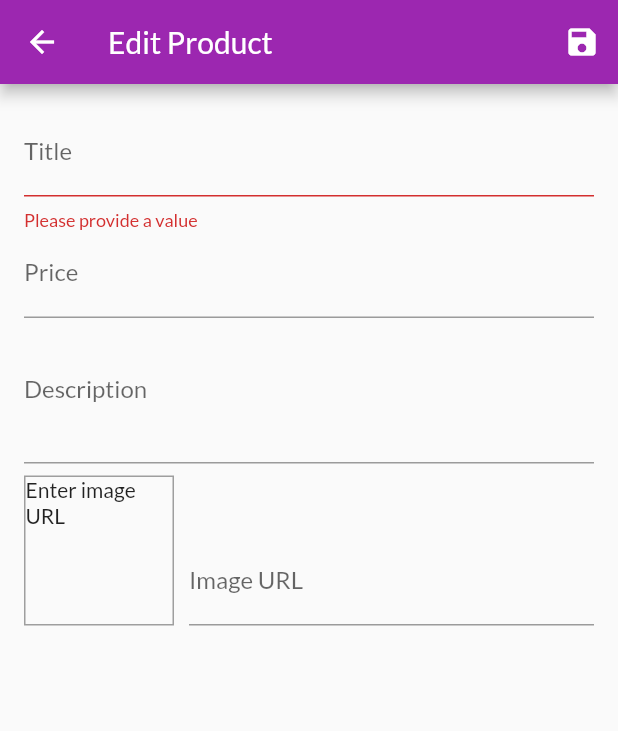
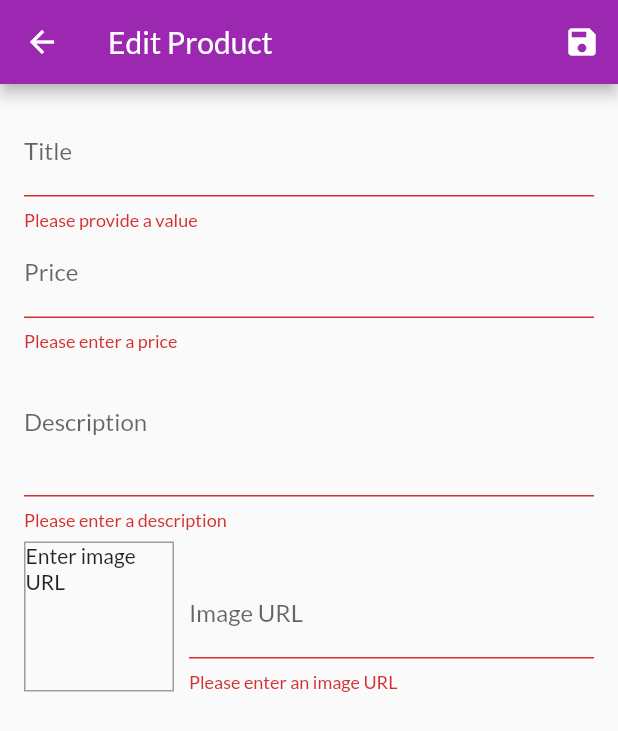
Before and after one commit to a-merezhanyi/dart-experiments, a Flutter app: the EditProductScreen screen opened by its route, after a tap on the "save" icon, on a phone screen of 412 x 824 dp. Shown: the top 731 px of the screen. Run offline on Flutter 3.47's test engine with Material 2 defaults, Android fonts, the phone set to English and light mode, and no system bars; network calls fail.

Commit message:
save a product

```diff
--- a/shop/lib/screens/edit_product_screen.dart
+++ b/shop/lib/screens/edit_product_screen.dart
@@ -1,6 +1,8 @@
 import 'package:flutter/material.dart';
+import 'package:provider/provider.dart';
 
 import '../providers/product.dart';
+import '../providers/products.dart';
 
 class EditProductScreen extends StatefulWidget {
   static const routeName = '/edit-product';
@@ -41,6 +43,11 @@ class _EditProductScreenState extends State<EditProductScreen> {
 
   void _updateImageUrl() {
     if (!_imageUrlFocusNode.hasFocus) {
+      if (!_imageUrlController.text.startsWith(RegExp(r'http|https')) ||
+          (!_imageUrlController.text.endsWith('.png') &&
+              !_imageUrlController.text.endsWith('.jpg'))) {
+        return;
+      }
       setState(() {});
     }
   }
@@ -51,7 +58,8 @@ class _EditProductScreenState extends State<EditProductScreen> {
       return;
     }
     _form.currentState.save();
-    print(_editedProduct.title);
+    Provider.of<Products>(context, listen: false).addProduct(_editedProduct);
+    Navigator.of(context).pop();
   }
 
   @override
@@ -101,6 +109,18 @@ class _EditProductScreenState extends State<EditProductScreen> {
                 focusNode: _priceFocusNode,
                 onFieldSubmitted: (_) =>
                     FocusScope.of(context).requestFocus(_descriptionFocusNode),
+                validator: (value) {
+                  if (value.isEmpty) {
+                    return 'Please enter a price';
+                  }
+                  if (double.tryParse(value) == null) {
+                    return 'Please enter a valid number';
+                  }
+                  if (double.parse(value) <= 0) {
+                    return 'Please enter a number greater than zero';
+                  }
+                  return null;
+                },
                 onSaved: (newValue) {
                   _editedProduct = Product(
                     id: null,
@@ -116,6 +136,15 @@ class _EditProductScreenState extends State<EditProductScreen> {
                 keyboardType: TextInputType.multiline,
                 maxLines: 3,
                 focusNode: _descriptionFocusNode,
+                validator: (value) {
+                  if (value.isEmpty) {
+                    return 'Please enter a description';
+                  }
+                  if (value.length < 10) {
+                    return 'Should be at least 10 characters';
+                  }
+                  return null;
+                },
                 onSaved: (newValue) {
                   _editedProduct = Product(
                     id: null,
@@ -159,6 +188,20 @@ class _EditProductScreenState extends State<EditProductScreen> {
                       controller: _imageUrlController,
                       focusNode: _imageUrlFocusNode,
                       onFieldSubmitted: (_) => _saveForm(),
+                      validator: (value) {
+                        if (value.isEmpty) {
+                          return 'Please enter an image URL';
+                        }
+                        if (!value.startsWith('http') &&
+                            !value.startsWith('https')) {
+                          return 'Please enter a valid URL';
+                        }
+                        if (!value.endsWith('.png') &&
+                            !value.endsWith('.jpg')) {
+                          return 'Please enter a valid image URL';
+                        }
+                        return null;
+                      },
                       onSaved: (newValue) {
                         _editedProduct = Product(
                           id: null,
```
Also changed, not shown: shop/lib/providers/products.dart (+8 -2 lines), 1 other file.
